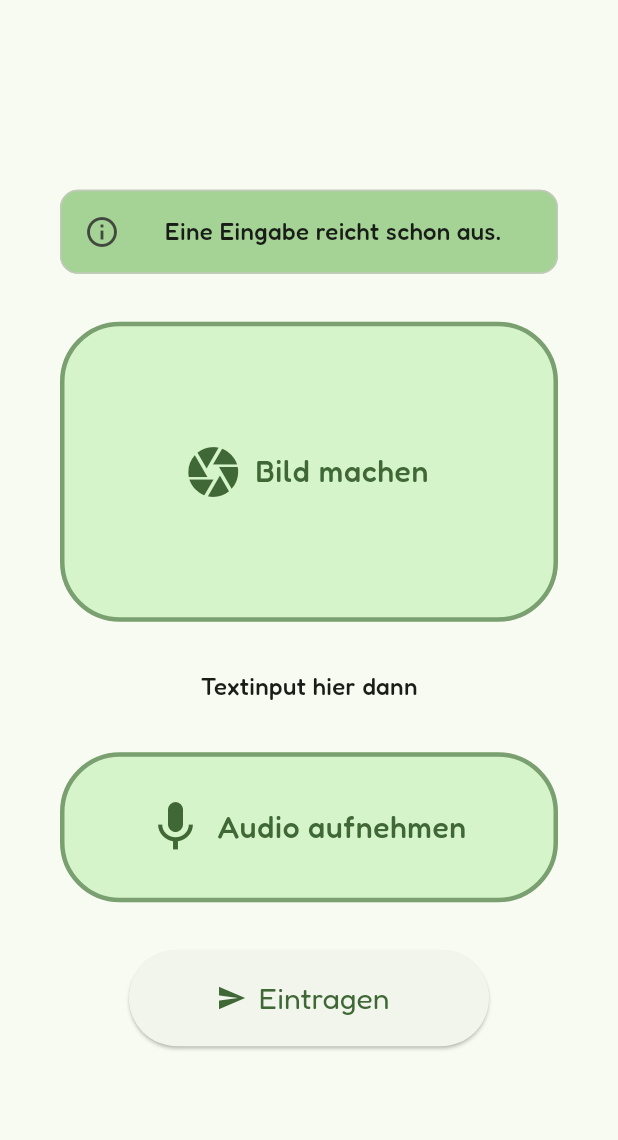
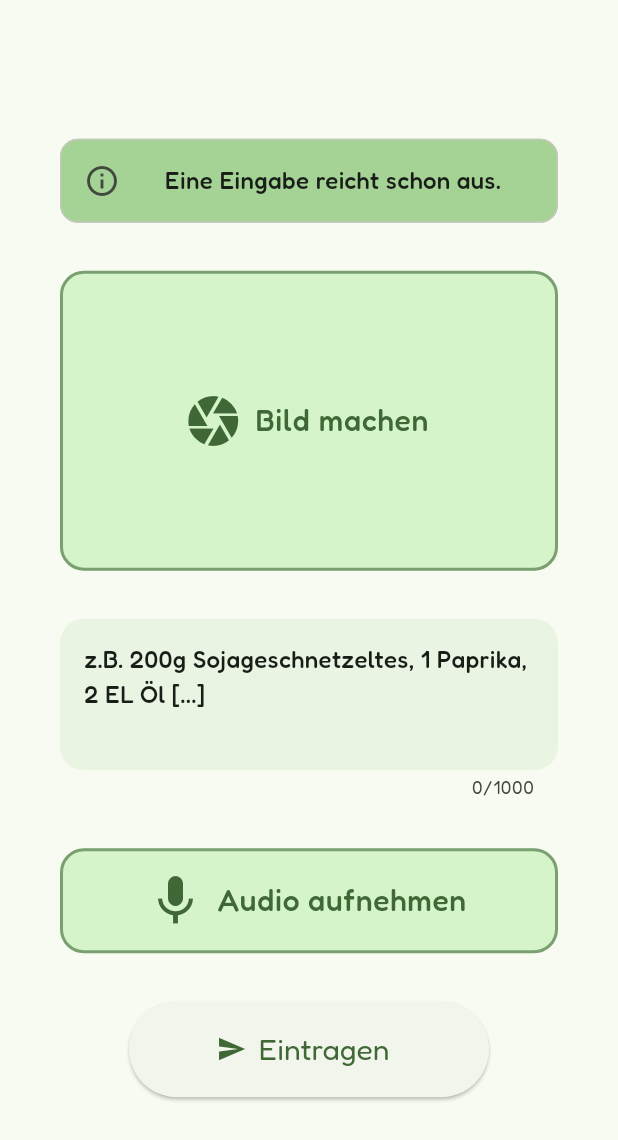
Before and after one commit to christried/snackbert, a Flutter app: the NewEntryScreen screen opened directly, on a phone screen of 412 x 824 dp. Shown: the top 1140 px of the screen. Run offline on Flutter 3.47's test engine with Material 3 defaults, Android fonts, the phone set to English and light mode, and no system bars; our stand-ins replace firebase_core, google_fonts, google_sign_in, image_picker; missing offline and left inert: audio_waveforms, record; accounts and stored records are empty.

Commit message:
- minor styling fixes - added textinput - get file from audio record --> now have all data to add new meal

```diff
--- a/lib/screens/new_entry.dart
+++ b/lib/screens/new_entry.dart
@@ -15,21 +15,37 @@ class NewEntryScreen extends StatefulWidget {
 }
 
 class _NewEntryScreenState extends State<NewEntryScreen> {
-  // passed to meal_image_picker to also get it here whenever an image is picked there
   File? _selectedImage;
   File? _recordedAudio;
+  final _textInputController = TextEditingController();
 
+  // TODO Get this method to a meals provider and then call it from here with this stuff
   void _onSendMeal() {
     print(_selectedImage);
     print(_recordedAudio);
+    print(_textInputController.text);
+  }
+
+  @override
+  void dispose() {
+    _textInputController.dispose();
+    super.dispose();
   }
 
   @override
   Widget build(BuildContext context) {
+    // STYLING
+    final theme = Theme.of(context);
+    final colors = theme.colorScheme;
+    final textFieldTextStyle = theme.textTheme.bodyMedium!.copyWith(
+      color: colors.primary,
+    );
+
     return Scaffold(
       body: Center(
         child: Padding(
           padding: EdgeInsetsGeometry.symmetric(vertical: 0, horizontal: 40),
+          child: SingleChildScrollView(
             child: Column(
               spacing: 32,
               mainAxisSize: MainAxisSize.min,
@@ -42,7 +58,17 @@ class _NewEntryScreenState extends State<NewEntryScreen> {
 
                 MealImagePicker(onPickImage: (image) => _selectedImage = image),
 
-              Text("Textinput hier dann"),
+                TextField(
+                  controller: _textInputController,
+                  maxLines: 3,
+                  maxLength: 1000,
+                  style: textFieldTextStyle,
+                  decoration: InputDecoration(
+                    hint: Text(
+                      "z.B. 200g Sojageschnetzeltes, 1 Paprika, 2 EL Öl [...]",
+                    ),
+                  ),
+                ),
 
                 MealRecorder(
                   onPickAudio: (audioFile) => _recordedAudio = audioFile,
@@ -57,6 +83,7 @@ class _NewEntryScreenState extends State<NewEntryScreen> {
             ),
           ),
         ),
+      ),
     );
   }
 }
--- a/lib/widgets/inputs/meal_image_picker.dart
+++ b/lib/widgets/inputs/meal_image_picker.dart
@@ -54,7 +54,7 @@ class _MealImagePickerState extends State<MealImagePicker> {
         onTap: _takePicture,
         child: Container(
           clipBehavior: Clip.hardEdge,
-          decoration: BoxDecoration(borderRadius: BorderRadius.circular(32)),
+          decoration: BoxDecoration(borderRadius: BorderRadius.circular(12)),
           child: Image.file(
             _selectedImage!,
             fit: BoxFit.cover,
@@ -69,11 +69,11 @@ class _MealImagePickerState extends State<MealImagePicker> {
       decoration: BoxDecoration(
         color: colors.primaryContainer.withAlpha(155),
         border: Border.all(
-          width: 3,
+          width: 2,
           color: colors.primary.withAlpha(155),
           style: BorderStyle.solid,
         ),
-        borderRadius: BorderRadius.circular(40),
+        borderRadius: BorderRadius.circular(16),
       ),
       height: 200,
       width: double.infinity,
--- a/lib/widgets/inputs/meal_recorder.dart
+++ b/lib/widgets/inputs/meal_recorder.dart
@@ -205,13 +205,13 @@ class _MealRecorderState extends State<MealRecorder> {
       decoration: BoxDecoration(
         color: colors.primaryContainer.withAlpha(155),
         border: Border.all(
-          width: 3,
+          width: 2,
           color: colors.primary.withAlpha(155),
           style: BorderStyle.solid,
         ),
-        borderRadius: BorderRadius.circular(40),
+        borderRadius: BorderRadius.circular(16),
       ),
-      height: 100,
+      height: 70,
       width: double.infinity,
       alignment: Alignment.center,
       child: Column(mainAxisSize: MainAxisSize.min, children: [content]),
```
Also changed, not shown: lib/main.dart (+15 -0 lines), lib/models/meal.dart (added, +9 -0 lines), 1 other file. Lines whose indentation alone changed are shown as unchanged.
